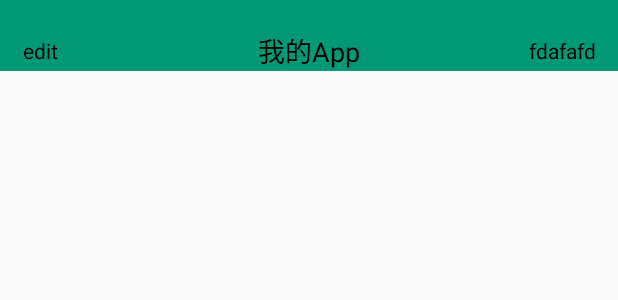
After one commit to summertravel/DevelopModule, an Android app: the layout toolbar.xml on its own in the app's theme, with its tools: preview values and no code run, on a phone screen of 412 x 824 dp. The commit adds this screen. Shown: the top 300 px of the screen. Run offline under Robolectric (Android 15) with nearby library versions, the phone set to English and light mode, and no system bars.

Commit message:
修改状态栏

```diff
--- a/app/build.gradle
+++ b/app/build.gradle
@@ -6,7 +6,7 @@ android {
     compileSdkVersion 26
     defaultConfig {
         applicationId "com.summer.developmodule"
-        minSdkVersion 19
+        minSdkVersion 21
         targetSdkVersion 26
         versionCode 1
         versionName "1.0"
@@ -51,5 +51,6 @@ dependencies {
     // If you are using Kotlin, replace annotationProcessor with kapt.
     kapt 'com.jakewharton:butterknife-compiler:8.8.1'
     compile 'com.tbruyelle.rxpermissions2:rxpermissions:0.9.4@aar'
+    compile 'com.blankj:utilcode:1.9.8'
 
 }
--- /dev/null
+++ b/app/src/main/res/layout/toolbar.xml
@@ -0,0 +1,64 @@
+<?xml version="1.0" encoding="utf-8"?>
+<FrameLayout xmlns:android="http://schemas.android.com/apk/res/android"
+    xmlns:tools="http://schemas.android.com/tools"
+    android:id="@+id/toolbarbg"
+    android:layout_width="match_parent"
+    android:layout_height="wrap_content"
+    android:background="@color/title_bg"
+    android:paddingTop="@dimen/paddingtop">
+
+    <TextView
+        android:id="@+id/toolbar_title"
+        android:layout_width="wrap_content"
+        android:layout_height="match_parent"
+        android:layout_gravity="center"
+        android:gravity="center"
+        android:text="我的App"
+        android:textColor="@android:color/black"
+        android:textSize="18sp" />
+
+
+    <LinearLayout
+        android:layout_width="wrap_content"
+        android:layout_height="match_parent"
+        android:layout_gravity="end"
+        android:orientation="horizontal">
+
+        <TextView
+            android:id="@+id/am_right_tv2"
+            android:layout_width="wrap_content"
+            android:layout_height="match_parent"
+            android:background="?attr/actionBarItemBackground"
+            android:clickable="true"
+            android:gravity="right|center_vertical"
+            android:textColor="@android:color/black"
+            android:visibility="gone"
+            tools:text="fdafafd" />
+
+        <TextView
+            android:id="@+id/am_right_tv"
+            android:layout_width="wrap_content"
+            android:layout_height="match_parent"
+            android:layout_gravity="end"
+            android:background="?attr/actionBarItemBackground"
+            android:clickable="true"
+            android:gravity="right|center_vertical"
+            android:minWidth="50dp"
+            android:paddingRight="15dp"
+            android:textColor="@android:color/black"
+            tools:text="fdafafd" />
+    </LinearLayout>
+
+    <TextView
+        android:id="@+id/am_left_tv"
+        android:layout_width="wrap_content"
+        android:layout_height="match_parent"
+        android:layout_gravity="left"
+        android:background="?attr/actionBarItemBackground"
+        android:clickable="true"
+        android:gravity="left|center_vertical"
+        android:minWidth="50dp"
+        android:paddingLeft="15dp"
+        android:textColor="@android:color/black"
+        tools:text="edit" />
+</FrameLayout>
--- /dev/null
+++ b/app/src/main/res/values-v19/dimens.xml
@@ -0,0 +1,6 @@
+<resources>
+    <!-- Default screen margins, per the Android Design guidelines. -->
+
+    <dimen name="toolBarheight">65dp</dimen>
+    <dimen name="paddingtop">20dp</dimen>
+</resources>
--- /dev/null
+++ b/app/src/main/res/values-v21/dimens.xml
@@ -0,0 +1,5 @@
+<resources>
+    <!-- Default screen margins, per the Android Design guidelines. -->
+    <dimen name="toolBarheight">65dp</dimen>
+    <dimen name="paddingtop">20dp</dimen>
+</resources>
--- a/app/src/main/res/values/colors.xml
+++ b/app/src/main/res/values/colors.xml
@@ -16,5 +16,6 @@
     <color name="listitem_subtitle_text">#74869C</color>
 
     <color name="dialog_hint">#4CD8DFE7</color>
+    <color name="title_bg">#019875</color>
 
 </resources>
```
Also changed, not shown: app/src/main/java/com/summer/developmodule/InputActivity.kt (+15 -0 lines), app/src/main/java/com/summer/developmodule/util/ResourceUtil.java (added, +24 -0 lines), app/src/main/java/com/summer/developmodule/widget/LlkjToolBar.java (added, +262 -0 lines), app/src/main/java/com/summer/developmodule/widget/MyToolbar.kt (added, +225 -0 lines), app/src/main/res/layout/activity_input.xml (+12 -9 lines).
